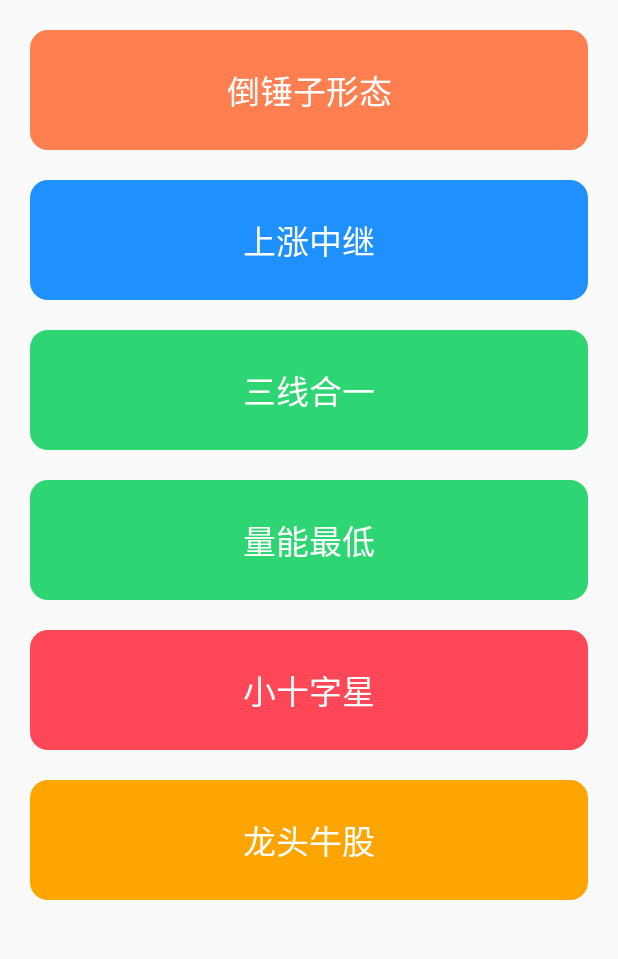
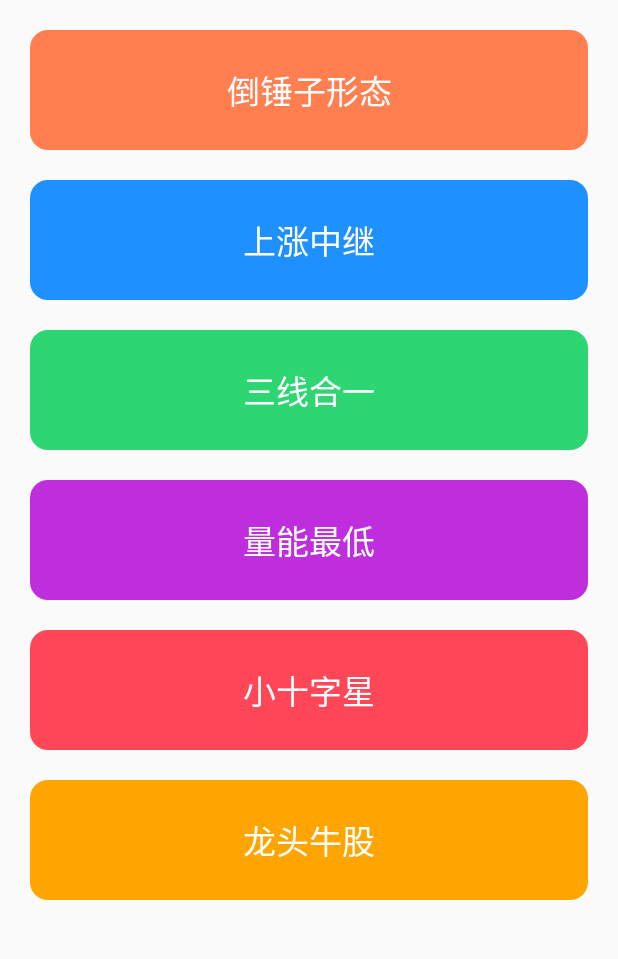
Before and after one commit to Veryed-VS/GuPiao, an Android app: the screen it shows after launch (StartActivity), on a phone screen of 412 x 824 dp, the part 68-1027 px from its top. Run offline under Robolectric (Android 15) with nearby library versions, the phone set to English and light mode, and no system bars; our stand-ins replace EventBus; libraries missing offline, so code that uses them is left out: com.afollestad.materialdialogs; network calls fail; 1 statement that could not run was skipped.

Commit message:
终极版5

```diff
--- /dev/null
+++ b/app/src/main/res/drawable/button_bg_five.xml
@@ -0,0 +1,5 @@
+<?xml version="1.0" encoding="utf-8"?>
+<shape xmlns:android="http://schemas.android.com/apk/res/android">
+    <corners android:radius="12dp"/>
+    <solid android:color="#be2edd"/>
+</shape>
--- a/app/src/main/res/layout/activity_start.xml
+++ b/app/src/main/res/layout/activity_start.xml
@@ -83,7 +83,7 @@
                 android:layout_marginLeft="20dp"
                 android:layout_marginRight="20dp"
                 android:layout_marginBottom="20dp"
-                android:background="@drawable/button_bg_four"
+                android:background="@drawable/button_bg_five"
                 android:stateListAnimator="@null"
                 android:text="量能最低"
                 android:textColor="@android:color/white"
```
